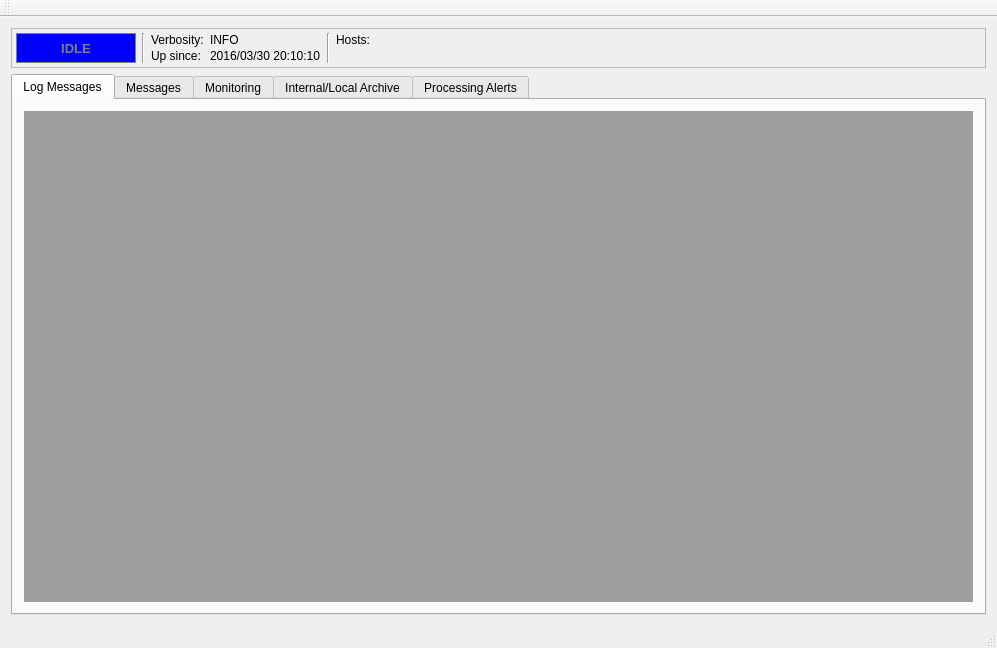
Old version of the form qpfgui/mainwindow.ui in the repository aardalath/qpf.
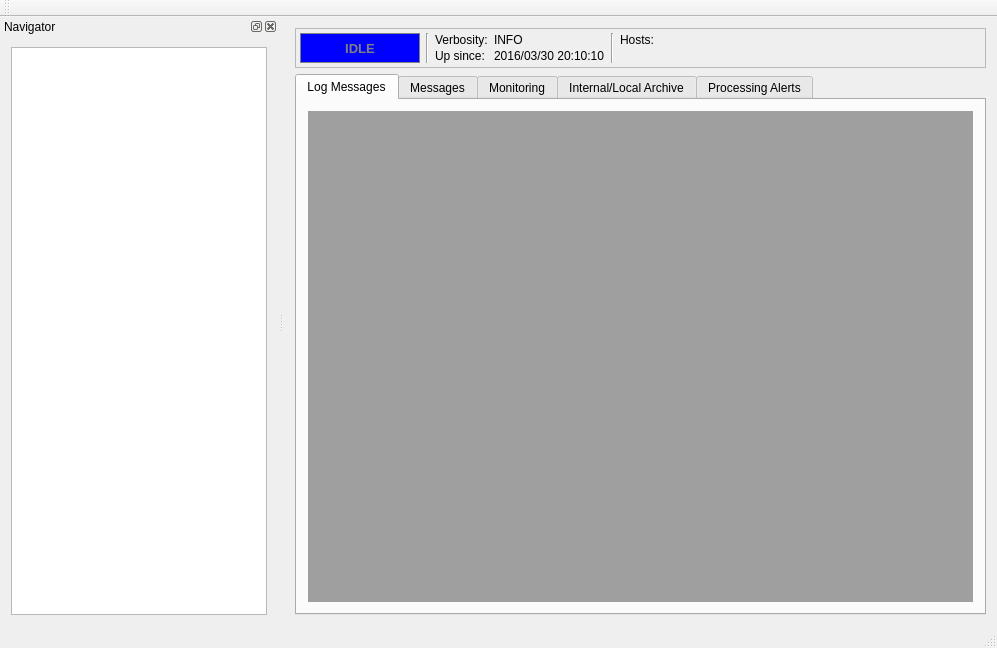
New version of the form. Icons and pictures are not drawn.

Commit message: Summary: New detachable docking window with list of panels, and button to show the same list

The edit to the form file:
```diff
--- a/qpfgui/mainwindow.ui
+++ b/qpfgui/mainwindow.ui
@@ -668,6 +668,24 @@
    </attribute>
   </widget>
   <widget class="QStatusBar" name="statusBar"/>
+  <widget class="QDockWidget" name="dockNavigator">
+   <property name="allowedAreas">
+    <set>Qt::LeftDockWidgetArea|Qt::RightDockWidgetArea</set>
+   </property>
+   <property name="windowTitle">
+    <string>Navigator</string>
+   </property>
+   <attribute name="dockWidgetArea">
+    <number>1</number>
+   </attribute>
+   <widget class="QWidget" name="dockWidgetContents">
+    <layout class="QVBoxLayout" name="verticalLayout_7">
+     <item>
+      <widget class="QListWidget" name="lstwdgNav"/>
+     </item>
+    </layout>
+   </widget>
+  </widget>
  </widget>
  <layoutdefault spacing="6" margin="11"/>
  <resources>
```
Left out of the diff: 14 changed lines with no effect on the pictures.
